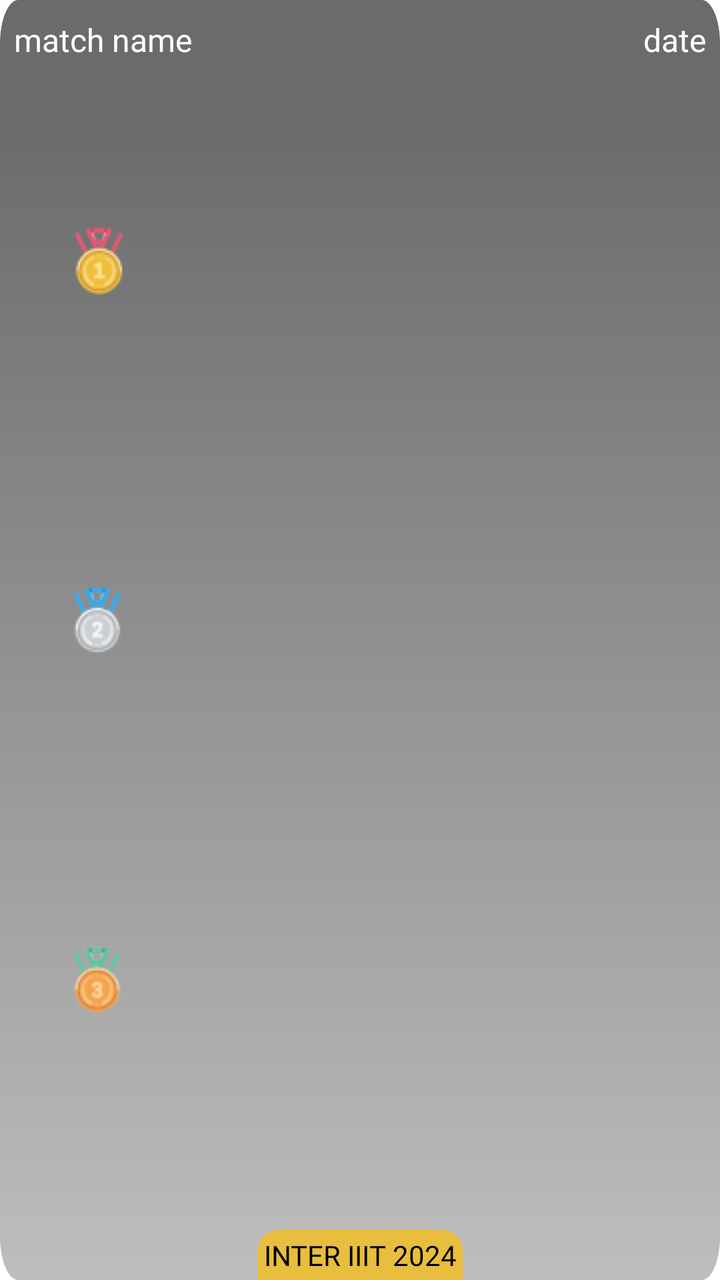
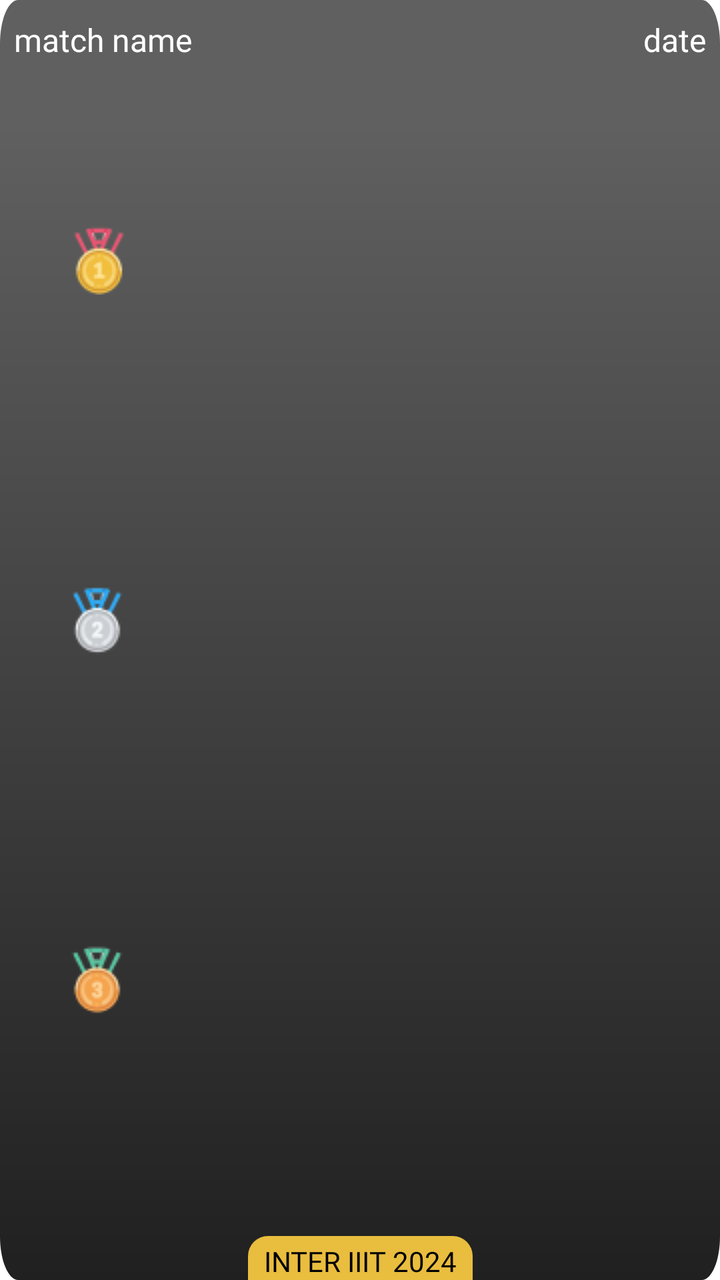

Two renders of the same Android screen: before a commit and after it. Below are the layout's source before the change and the commit's diff.
<!-- AndroidManifest.xml: application theme Theme.NavigationDrawer -->
<!-- res/layout/layout_atheletes.xml -->
<?xml version="1.0" encoding="utf-8"?>
<androidx.constraintlayout.widget.ConstraintLayout xmlns:android="http://schemas.android.com/apk/res/android"
    xmlns:app="http://schemas.android.com/apk/res-auto"
    android:layout_width="match_parent"
    android:layout_height="200dp"
    android:layout_marginHorizontal="10dp"
    android:layout_marginVertical="10dp"
    android:background="@drawable/fade3">

    <LinearLayout
        android:id="@+id/lay1"
        android:layout_width="match_parent"
        android:layout_height="40dp"
        android:orientation="horizontal"
        android:padding="5dp"
        android:weightSum="1"
        app:layout_constraintEnd_toEndOf="parent"
        app:layout_constraintStart_toStartOf="parent"
        app:layout_constraintTop_toTopOf="parent">

        <TextView
            android:id="@+id/matchName"
            android:layout_width="0dp"
            android:layout_height="40dp"
            android:layout_gravity="center_vertical"
            android:layout_weight="0.7"
            android:paddingHorizontal="2dp"
            android:fontFamily="@font/poppins_semibold"
            android:gravity="center_vertical|start"
            android:hint="match name"
            android:textAllCaps="true"
            android:textColor="#E9E9E9"
            android:textColorHint="@color/white"
            android:textSize="16sp" />

        <TextView
            android:id="@+id/date"
            android:layout_width="0dp"
            android:layout_height="40dp"
            android:layout_gravity="center_vertical"
            android:layout_weight="0.3"
            android:fontFamily="@font/poppins_semibold"
            android:gravity="center_vertical|end"
            android:paddingHorizontal="2dp"
            android:hint="date"
            android:textColor="#E9E9E9"
            android:textColorHint="@color/white"
            android:textSize="16sp" />
    </LinearLayout>

    <LinearLayout
        android:layout_width="match_parent"
        android:layout_height="wrap_content"
        android:layout_marginTop="45dp"
        android:orientation="vertical"
        android:visibility="gone">

        <TextView
            android:id="@+id/time"
            android:layout_width="match_parent"
            android:layout_height="wrap_content"
            android:autoSizeMaxTextSize="20sp"
            android:fontFamily="@font/poppins_medium"
            android:gravity="center"
            android:hint="time"
            android:textColor="@color/white"
            android:textColorHint="@color/white"
            android:textSize="16sp" />
    </LinearLayout>

    <LinearLayout
        android:layout_width="match_parent"
        android:layout_height="0dp"
        android:layout_marginHorizontal="30dp"
        android:orientation="vertical"
        android:weightSum="3"
        app:layout_constraintBottom_toBottomOf="parent"
        app:layout_constraintEnd_toEndOf="parent"
        app:layout_constraintStart_toStartOf="parent"
        app:layout_constraintTop_toBottomOf="@id/lay1">

        <TextView
            android:id="@+id/play1"
            android:layout_width="match_parent"
            android:layout_height="0dp"
            android:layout_weight="0.9"
            android:autoSizeMaxTextSize="20sp"
            android:drawablePadding="5dp"
            android:fontFamily="@font/poppins_medium"
            android:padding="5dp"
            android:textColor="@color/white"
            android:textSize="20sp"
            app:drawableLeftCompat="@drawable/gold" />

        <TextView
            android:id="@+id/play2"
            android:layout_width="match_parent"
            android:layout_height="0dp"
            android:layout_weight="0.9"
            android:autoSizeMaxTextSize="20sp"
            android:drawablePadding="5dp"
            android:fontFamily="@font/poppins_medium"
            android:padding="5dp"
            android:textColor="@color/white"
            android:textSize="20sp"
            app:drawableLeftCompat="@drawable/silver" />

        <TextView
            android:id="@+id/play3"
            android:layout_width="match_parent"
            android:layout_height="0dp"
            android:layout_weight="0.9"
            android:autoSizeMaxTextSize="20sp"
            android:drawablePadding="5dp"
            android:fontFamily="@font/poppins_medium"
            android:padding="5dp"
            android:textColor="@color/white"
            android:textSize="20sp"
            app:drawableLeftCompat="@drawable/bronze" />
    </LinearLayout>

    <TextView
        android:layout_width="wrap_content"
        android:layout_height="wrap_content"
        android:background="@drawable/backlesss"
        android:fontFamily="@font/poppins_medium"
        android:gravity="center|bottom"
        android:padding="3dp"
        android:text="inter iiit 2024"
        android:textAllCaps="true"
        android:textColor="@color/black"
        app:layout_constraintBottom_toBottomOf="parent"
        app:layout_constraintEnd_toEndOf="parent"
        app:layout_constraintStart_toStartOf="parent" />
</androidx.constraintlayout.widget.ConstraintLayout>
<!-- resources referenced by this layout -->
<resources>
  <color name="black">#FF000000</color>
  <color name="white">#FFFFFFFF</color>
  <!-- drawable backlesss (drawable) -->
  <?xml version="1.0" encoding="utf-8"?>
  <shape xmlns:android="http://schemas.android.com/apk/res/android">
      <solid android:color="#E9BD3E" /> 
  
      <corners
          android:topLeftRadius="10dp"
          android:topRightRadius="10dp" />
  </shape>
  <!-- drawable bronze: png bitmap (drawable, 2273 bytes) -->
  <!-- drawable fade3 (drawable) -->
  <vector xmlns:android="http://schemas.android.com/apk/res/android"
      xmlns:aapt="http://schemas.android.com/aapt"
      android:width="400dp"
      android:height="293dp"
      android:viewportWidth="393"
      android:viewportHeight="293">
  
      <path android:pathData="M10,0h373c5.523,0 10,4.477 10,10v273c0,5.523 -4.477,10 -10,10h-373c-5.523,0 -10,-4.477 -10,-10v-273c0,-5.523 4.477,-10 10,-10Z">
          <aapt:attr name="android:fillColor">
              <gradient
                  android:endX="197"
                  android:endY="27.9"
                  android:startX="197"
                  android:startY="293"
                  android:type="linear">
                  <item
                      android:color="#665B5B5B"
                      android:offset="0" />
                  <item
                      android:color="#E65B5B5B"
                      android:offset="1" />
              </gradient>
          </aapt:attr>
      </path>
  </vector>
  <!-- drawable gold: png bitmap (drawable, 2313 bytes) -->
  <!-- drawable silver: png bitmap (drawable, 2055 bytes) -->
  <style name="Theme.NavigationDrawer" parent="Theme.MaterialComponents.DayNight.NoActionBar">
          
          <item name="colorPrimary">#FFECA1</item>
          
      </style>
</resources>

<!-- the commit's change to res/layout/layout_atheletes.xml (unified diff, before → after) -->
@@ -24,10 +24,10 @@
             android:layout_height="40dp"
             android:layout_gravity="center_vertical"
             android:layout_weight="0.7"
-            android:paddingHorizontal="2dp"
             android:fontFamily="@font/poppins_semibold"
             android:gravity="center_vertical|start"
             android:hint="match name"
+            android:paddingHorizontal="2dp"
             android:textAllCaps="true"
             android:textColor="#E9E9E9"
             android:textColorHint="@color/white"
@@ -41,8 +41,8 @@
             android:layout_weight="0.3"
             android:fontFamily="@font/poppins_semibold"
             android:gravity="center_vertical|end"
+            android:hint="date"
             android:paddingHorizontal="2dp"
-            android:hint="date"
             android:textColor="#E9E9E9"
             android:textColorHint="@color/white"
             android:textSize="16sp" />
@@ -125,7 +125,8 @@
         android:background="@drawable/backlesss"
         android:fontFamily="@font/poppins_medium"
         android:gravity="center|bottom"
-        android:padding="3dp"
+        android:paddingHorizontal="8dp"
+        android:paddingTop="3dp"
         android:text="inter iiit 2024"
         android:textAllCaps="true"
         android:textColor="@color/black"
<!-- resource entries referenced after the edit -->
@@ -29,10 +29,10 @@
                   android:startY="293"
                   android:type="linear">
                   <item
-                      android:color="#665B5B5B"
+                      android:color="#202020"
                       android:offset="0" />
                   <item
-                      android:color="#E65B5B5B"
+                      android:color="#606060"
                       android:offset="1" />
               </gradient>
           </aapt:attr>
